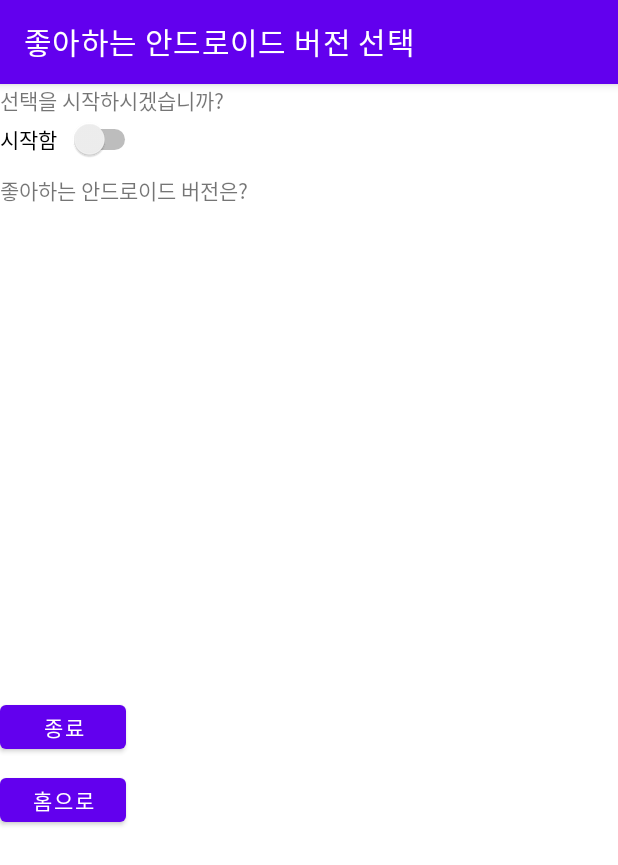
After one commit to m6ydz642/LearnAndroid, an Android app: the AndroidVersionActivity screen opened directly, with no data from a screen before it, on a phone screen of 412 x 824 dp. The commit adds this screen. Shown: the top 865 px of the screen. Run offline under Robolectric (Android 15) with nearby library versions, the phone set to English and light mode, and no system bars.

Commit message:
안드로이드 버전 선택 뷰 완료

```diff
--- a/app/src/main/AndroidManifest.xml
+++ b/app/src/main/AndroidManifest.xml
@@ -23,6 +23,7 @@
         <activity android:name=".CalcActivity" />
         <activity android:name=".CheckBoxActivity" />
         <activity android:name=".AnimalActivity" />
+        <activity android:name=".AndroidVersionActivity" />
     </application>
 
 </manifest>
--- /dev/null
+++ b/app/src/main/java/com/example/learnandroid/AndroidVersionActivity.java
@@ -0,0 +1,76 @@
+package com.example.learnandroid;
+
+import android.os.Bundle;
+import android.view.View;
+import android.widget.Button;
+import android.widget.CheckBox;
+import android.widget.CompoundButton;
+import android.widget.ImageView;
+import android.widget.RadioButton;
+import android.widget.RadioGroup;
+import android.widget.Switch;
+import android.widget.TextView;
+import android.widget.Toast;
+
+import androidx.annotation.Nullable;
+import androidx.appcompat.app.AppCompatActivity;
+
+public class AndroidVersionActivity extends AppCompatActivity {
+    @Override
+    protected void onCreate(@Nullable Bundle savedInstanceState) {
+        super.onCreate(savedInstanceState);
+        setContentView(R.layout.activity_androidversion);
+
+        TextView text1, text2;
+        Switch chkAgree;
+        RadioGroup rdoGroup;
+        RadioButton rdbVersion_O, rdbVersion_R, rdbVersion_S;
+        Button btnExit;
+        Button btnHome;
+        ImageView imgAndroid;
+
+        setTitle("좋아하는 안드로이드 버전 선택");
+
+        chkAgree = (Switch) findViewById(R.id.schAgree);
+
+        rdoGroup = (RadioGroup) findViewById(R.id.rdoAndroidGroup);
+        rdbVersion_O = (RadioButton) findViewById(R.id.rdbVersion_O);
+        rdbVersion_R = (RadioButton) findViewById(R.id.rdbVersion_R);
+        rdbVersion_S = (RadioButton) findViewById(R.id.rdbVersion_S);
+
+        btnExit = (Button) findViewById(R.id.btnExit);
+        btnHome = (Button) findViewById(R.id.btnHome);
+        imgAndroid = (ImageView) findViewById(R.id.imgAndroid);
+        if (chkAgree != null) {
+            chkAgree.setOnCheckedChangeListener(new CompoundButton.OnCheckedChangeListener() {
+                @Override
+                public void onCheckedChanged(CompoundButton buttonView, boolean isChecked) {
+                    if (chkAgree.isChecked()) {
+                        rdoGroup.setVisibility(View.VISIBLE);
+                    }
+                }
+            });
+        }
+        if (rdoGroup != null) {
+            rdoGroup.setOnCheckedChangeListener(new RadioGroup.OnCheckedChangeListener() {
+
+                @Override
+                public void onCheckedChanged(RadioGroup group, int checkedId) {
+                    switch (rdoGroup.getCheckedRadioButtonId()) {
+                        case R.id.rdbVersion_O:
+                            imgAndroid.setImageResource(R.drawable.androidversion_o);
+                            break;
+                        case R.id.rdbVersion_R:
+                            imgAndroid.setImageResource(R.drawable.androidversion_r);
+                            break;
+                        case R.id.rdbVersion_S:
+                            imgAndroid.setImageResource(R.drawable.androidversion_s);
+                            break;
+                        default:
+                            Toast.makeText(getApplicationContext(), "버전을 먼저 선택하세요", Toast.LENGTH_SHORT).show();
+                    }
+                }
+            });
+        }
+    }
+}
--- a/app/src/main/java/com/example/learnandroid/AnimalActivity.java
+++ b/app/src/main/java/com/example/learnandroid/AnimalActivity.java
@@ -68,8 +68,10 @@ public class AnimalActivity extends AppCompatActivity
                         break;
                     case R.id.rdbCat:
                         imgPet.setImageResource(R.drawable.cat);
+                        break;
                     case R.id.rdbRabbit:
                         imgPet.setImageResource(R.drawable.rabbit);
+                        break;
                     default:
                         Toast.makeText(getApplicationContext(), "동물을 먼저 선택하세요", Toast.LENGTH_SHORT).show();
                 }
--- a/app/src/main/java/com/example/learnandroid/MainActivity.java
+++ b/app/src/main/java/com/example/learnandroid/MainActivity.java
@@ -20,7 +20,15 @@ public class MainActivity extends AppCompatActivity {
         Button subpagebutton = (Button)findViewById(R.id.subactivitybutton);
         Button btnClickCheckboxActivity = (Button)findViewById(R.id.btnCheckBoxActivity);
         Button btnAnimalActivity = (Button)findViewById(R.id.btnAnimalActivity);
+        Button btnAndroidActiviry = (Button)findViewById(R.id.btnAndroidActiviry);
 
+        btnAndroidActiviry.setOnClickListener(new View.OnClickListener() {
+            @Override
+            public void onClick(View v) {
+                Intent intent = new Intent(getApplicationContext(), AndroidVersionActivity.class);
+                startActivity(intent);
+            }
+        });
         btnAnimalActivity.setOnClickListener(new View.OnClickListener(){
 
             @Override
--- /dev/null
+++ b/app/src/main/res/layout/activity_androidversion.xml
@@ -0,0 +1,85 @@
+<?xml version="1.0" encoding="utf-8"?>
+<androidx.constraintlayout.widget.ConstraintLayout
+    xmlns:android="http://schemas.android.com/apk/res/android"
+    xmlns:app="http://schemas.android.com/apk/res-auto"
+    xmlns:tools="http://schemas.android.com/tools"
+    android:layout_width="match_parent"
+    android:layout_height="match_parent">
+
+    <TextView
+        android:id="@+id/Text1"
+        android:layout_width="wrap_content"
+        android:layout_height="wrap_content"
+        android:text="선택을 시작하시겠습니까?" />
+
+    <Switch
+        android:id="@+id/schAgree"
+        android:layout_width="94dp"
+        android:layout_height="31dp"
+        android:text="시작함"
+        app:layout_constraintTop_toBottomOf="@+id/Text1"
+        tools:layout_editor_absoluteX="0dp" />
+
+    <TextView
+        android:id="@+id/Text2"
+        android:layout_width="180dp"
+        android:layout_height="21dp"
+        android:layout_marginTop="7dp"
+        android:text="좋아하는 안드로이드 버전은?"
+        app:layout_constraintTop_toBottomOf="@+id/schAgree"
+        tools:layout_editor_absoluteX="0dp" />
+
+    <RadioGroup
+        android:id="@+id/rdoAndroidGroup"
+        android:layout_width="91dp"
+        android:layout_height="68dp"
+        android:layout_marginTop="7dp"
+        app:layout_constraintTop_toBottomOf="@+id/Text2"
+        tools:layout_editor_absoluteX="0dp"
+        android:visibility="invisible">
+
+        <RadioButton
+            android:id="@+id/rdbVersion_O"
+            android:layout_width="match_parent"
+            android:layout_height="22dp"
+            android:text="O(10.0)" />
+
+        <RadioButton
+            android:id="@+id/rdbVersion_R"
+            android:layout_width="match_parent"
+            android:layout_height="22dp"
+            android:text="R(11.0)" />
+
+        <RadioButton
+            android:id="@+id/rdbVersion_S"
+            android:layout_width="match_parent"
+            android:layout_height="22dp"
+            android:text="S(12.0)" />
+    </RadioGroup>
+
+    <Button
+        android:id="@+id/btnExit"
+        android:text="종료"
+        android:layout_width="84dp"
+        android:layout_height="41dp"
+        android:layout_marginTop="7dp"
+        app:layout_constraintTop_toBottomOf="@+id/imgAndroid"
+        tools:layout_editor_absoluteX="0dp" />
+
+    <Button
+        android:id="@+id/btnHome"
+        android:text="홈으로"
+        android:layout_width="84dp"
+        android:layout_height="41dp"
+        android:layout_marginTop="7dp"
+        app:layout_constraintTop_toBottomOf="@+id/btnExit"
+        tools:layout_editor_absoluteX="0dp" />
+
+    <ImageView
+        android:id="@+id/imgAndroid"
+        android:layout_width="270dp"
+        android:layout_height="204dp"
+        android:layout_marginTop="40dp"
+        app:layout_constraintTop_toBottomOf="@+id/rdoAndroidGroup"
+        tools:layout_editor_absoluteX="0dp" />
+</androidx.constraintlayout.widget.ConstraintLayout>
--- a/app/src/main/res/layout/activity_main.xml
+++ b/app/src/main/res/layout/activity_main.xml
@@ -58,5 +58,12 @@
         app:layout_constraintStart_toStartOf="parent"
         app:layout_constraintTop_toBottomOf="@+id/btnCheckBoxActivity" />
 
+    <Button
+        android:id="@+id/btnAndroidActiviry"
+        android:layout_width="192dp"
+        android:layout_height="51dp"
+        android:text="안드로이드 버전 페이지"
+        tools:layout_editor_absoluteX="203dp"
+        tools:layout_editor_absoluteY="117dp" />
 
 </androidx.constraintlayout.widget.ConstraintLayout>
```
Also changed, not shown: app/src/main/res/drawable/androidversion_o.jpeg (added), app/src/main/res/drawable/androidversion_r.jpeg (added), app/src/main/res/drawable/androidversion_s.png (added).
